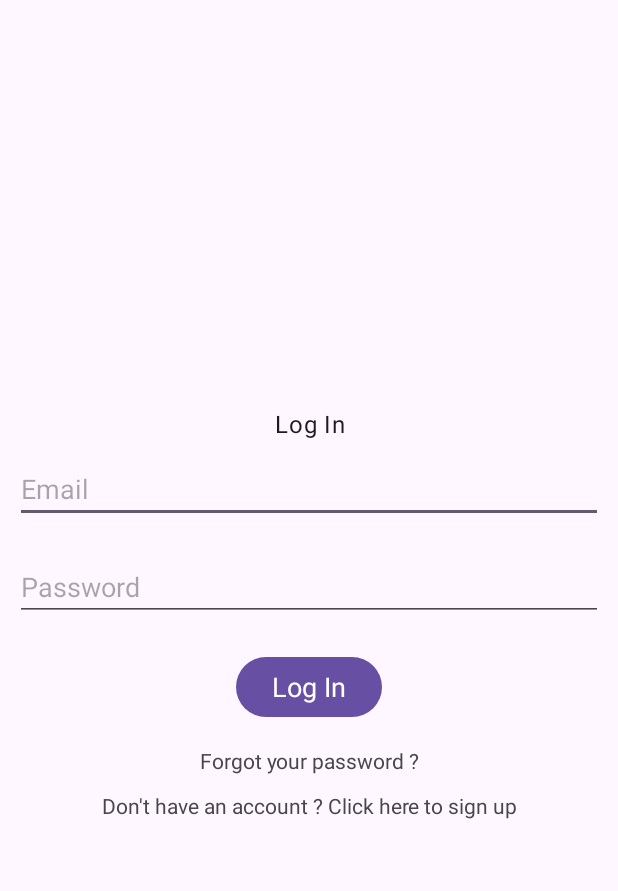
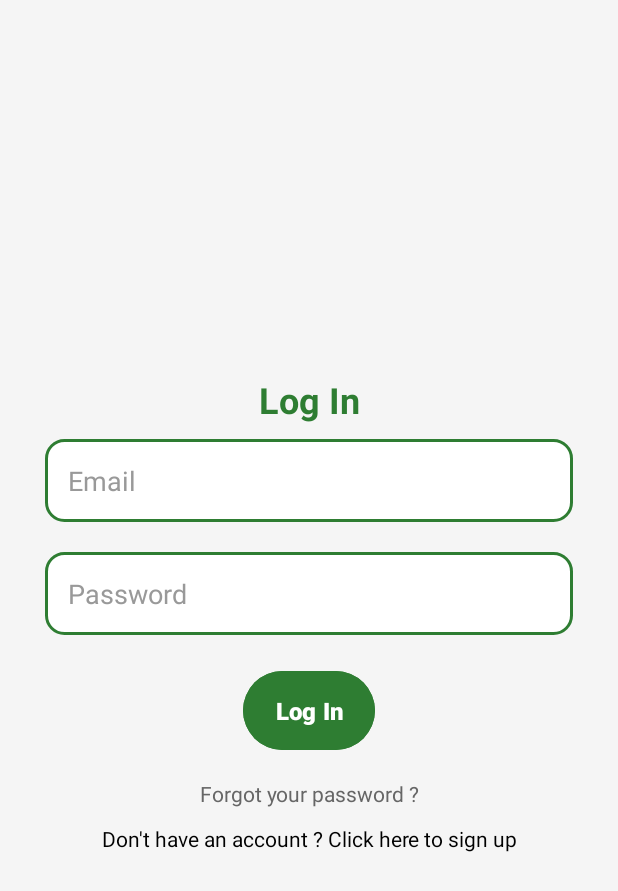
Before and after one commit to hibaalaoui/Projet-Android, an Android app: the MainActivity screen opened directly, with no data from a screen before it, on a phone screen of 412 x 824 dp. Shown: the top 891 px of the screen. Run offline under Robolectric (Android 15) with nearby library versions, the phone set to English and light mode, and no system bars.

Commit message:
Second commit : Design for Login page

```diff
--- /dev/null
+++ b/app/src/main/res/drawable/background_color.xml
@@ -0,0 +1,7 @@
+<?xml version="1.0" encoding="utf-8"?>
+<shape xmlns:android="http://schemas.android.com/apk/res/android">
+    <gradient android:angle="45"
+        android:startColor="#92BD9E"
+        android:endColor="#8ED393" />
+
+</shape>
--- /dev/null
+++ b/app/src/main/res/drawable/edittext_background.xml
@@ -0,0 +1,7 @@
+<?xml version="1.0" encoding="utf-8"?>
+<shape xmlns:android="http://schemas.android.com/apk/res/android">
+
+    <gradient android:angle="45"
+        android:startColor="#7DBC8B"
+        android:endColor="#7DBC8B" />
+</shape>
--- /dev/null
+++ b/app/src/main/res/drawable/rounded_edittext.xml
@@ -0,0 +1,22 @@
+<?xml version="1.0" encoding="utf-8"?>
+<shape xmlns:android="http://schemas.android.com/apk/res/android"
+    android:shape="rectangle">
+
+    <!-- Background color of EditText -->
+    <solid android:color="#FFFFFF" />
+
+    <!-- Border -->
+    <stroke
+        android:width="2dp"
+        android:color="#2E7D32" />
+
+    <!-- Rounded corners -->
+    <corners android:radius="12dp" />
+
+    <!-- Inner padding (optional) -->
+    <padding
+        android:left="10dp"
+        android:top="10dp"
+        android:right="10dp"
+        android:bottom="10dp" />
+</shape>
--- a/app/src/main/res/layout/activity_main.xml
+++ b/app/src/main/res/layout/activity_main.xml
@@ -7,6 +7,7 @@
     android:layout_height="match_parent"
     android:orientation="vertical"
     android:gravity="center"
+    android:background="#F5F5F5"
     tools:context=".MainActivity">
 
     <ScrollView
@@ -15,51 +16,75 @@
 
         <LinearLayout
             android:layout_width="match_parent"
+            android:layout_height="wrap_content"
             android:orientation="vertical"
             android:gravity="center"
-            android:layout_height="wrap_content">
+            android:padding="20dp">
+
             <TextView
                 android:layout_width="match_parent"
                 android:layout_height="wrap_content"
                 android:text="Log In"
-                android:textAppearance="?textAppearanceBodyLarge"
+                android:textColor="#2E7D32"
+                android:textSize="24sp"
+                android:textStyle="bold"
                 android:gravity="center"/>
+
             <EditText
                 android:layout_width="match_parent"
                 android:layout_height="wrap_content"
                 android:layout_margin="10dp"
                 android:hint="Email"
-                android:id="@+id/email_login" />
+                android:padding="15dp"
+                android:background="@drawable/rounded_edittext"
+                android:id="@+id/email_login"
+                android:textColor="#000000"
+                android:textColorHint="#999999" />
+
             <EditText
                 android:layout_width="match_parent"
                 android:layout_height="wrap_content"
                 android:layout_margin="10dp"
                 android:hint="Password"
-                android:id="@+id/password_login" />
+                android:padding="15dp"
+                android:background="@drawable/rounded_edittext"
+                android:id="@+id/password_login"
+                android:textColor="#000000"
+                android:textColorHint="#999999" />
+
             <Button
                 android:layout_width="wrap_content"
-                android:layout_height="match_parent"
+                android:layout_height="wrap_content"
                 android:layout_margin="10dp"
                 android:text="Log In"
+                android:padding="15dp"
+                android:backgroundTint="#2E7D32"
+                android:textColor="#FFFFFF"
                 android:id="@+id/btn_login"
-                android:textAppearance="?android:textAppearanceMedium"/>
+                android:textSize="16sp"
+                android:textStyle="bold" />
+
             <TextView
                 android:layout_width="match_parent"
                 android:layout_height="wrap_content"
                 android:gravity="center"
                 android:id="@+id/forget_password"
                 android:text="Forgot your password ?"
-                android:padding="5dp"/>
+                android:padding="5dp"
+                android:textColor="#666666"
+                android:textSize="14sp"/>
+
             <TextView
                 android:layout_width="match_parent"
                 android:layout_height="wrap_content"
                 android:gravity="center"
                 android:id="@+id/signup_reg"
                 android:text="Don't have an account ? Click here to sign up"
-                android:padding="5dp"/>
+                android:padding="5dp"
+                android:textColor="#000000"
+                android:textSize="14sp"/>
 
         </LinearLayout>
     </ScrollView>
 
-
 </LinearLayout>
--- a/app/src/main/res/values/colors.xml
+++ b/app/src/main/res/values/colors.xml
@@ -2,4 +2,6 @@
 <resources>
     <color name="black">#FF000000</color>
     <color name="white">#FFFFFFFF</color>
+    <color name="mint">#A5EFBE</color>
+    <color name="darkgreen">#176F34</color>
 </resources>
```
